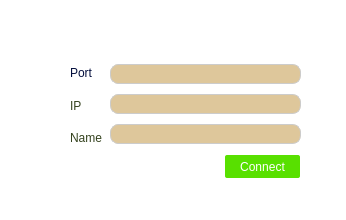
Before: the Qt Designer form QTClient/Ui/loginwindow.ui in icarazob/TCPVideoChatQT, drawn with Qt 5.
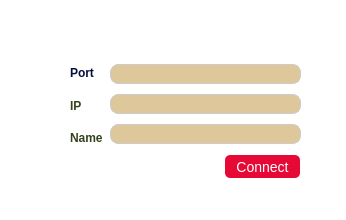
After: the same form once the commit is applied.

Patch:
```diff
--- a/QTClient/Ui/loginwindow.ui
+++ b/QTClient/Ui/loginwindow.ui
@@ -33,10 +33,10 @@
     </rect>
    </property>
    <property name="styleSheet">
-    <string notr="true">background-color: #58E000;
-border-radius: 2px;
+    <string notr="true">background-color:#E60936;
+border-radius: 5px;
 color: #fff;
-font-size: 12px;
+font-size: 14px;
 </string>
    </property>
    <property name="text">
@@ -58,6 +58,7 @@
       <property name="styleSheet">
        <string notr="true">color: #040F3D;
 font-size: 12px;
+font-weight: bold;
 </string>
       </property>
       <property name="text">
@@ -68,7 +69,8 @@
     <item>
      <widget class="QLabel" name="label">
       <property name="styleSheet">
-       <string notr="true">font-size: 12px;</string>
+       <string notr="true">font-size: 12px;
+font-weight: bold;</string>
       </property>
       <property name="text">
        <string>IP</string>
@@ -78,7 +80,8 @@
     <item>
      <widget class="QLabel" name="label_3">
       <property name="styleSheet">
-       <string notr="true">font-size: 12px;</string>
+       <string notr="true">font-size: 12px;
+font-weight: bold;</string>
       </property>
       <property name="text">
        <string>Name</string>
```
Left out of the diff: 6 changed lines with no effect on the pictures.
